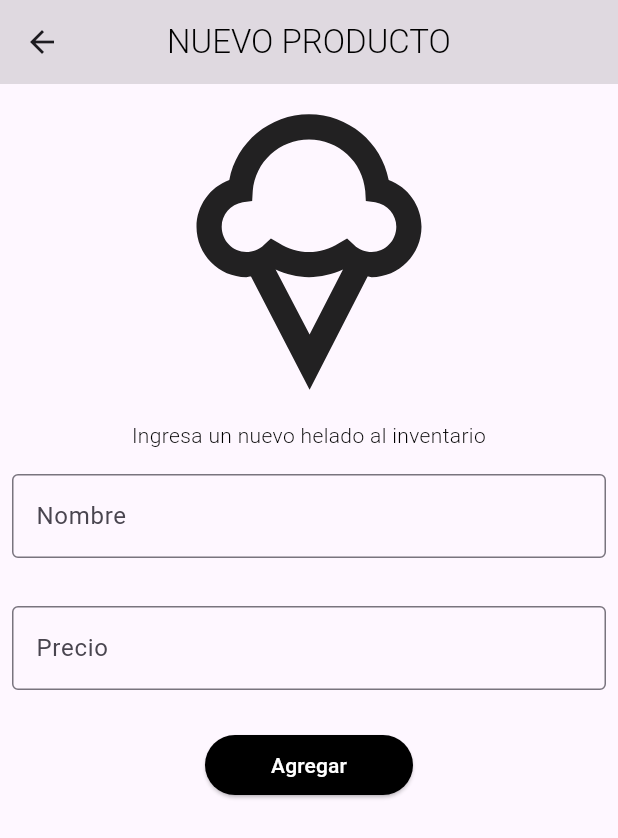
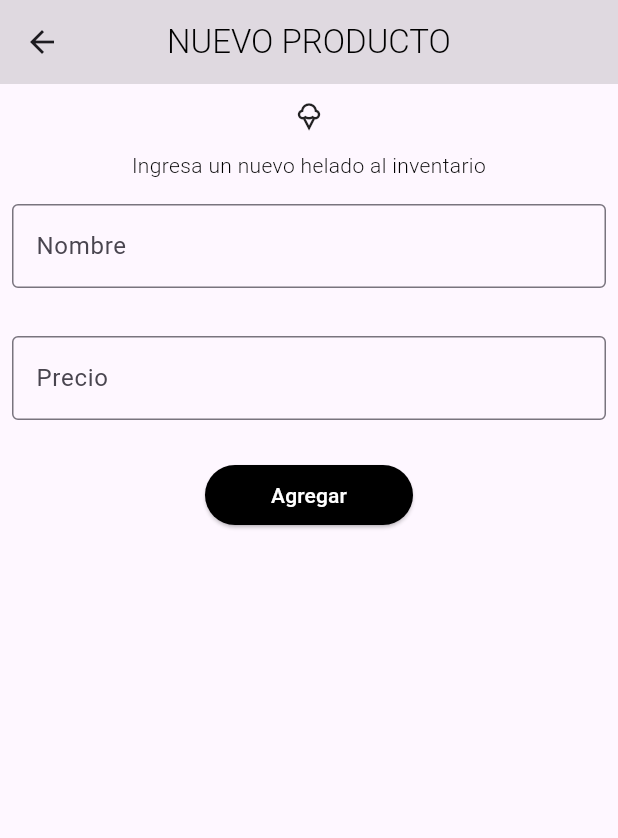
Before and after one commit to Juangranda3424/DesarrolloMovil, a Flutter app: the ProductDetailPage screen opened by its route, on a phone screen of 412 x 824 dp. Shown: the top 838 px of the screen. Run offline on Flutter 3.47's test engine with Material 3 defaults, Android fonts, the phone set to English and light mode, and no system bars.

Commit message:
add style on aplication

```diff
--- a/lab/lib/presentation/layouts/product_datail.dart
+++ b/lab/lib/presentation/layouts/product_datail.dart
@@ -55,7 +55,7 @@ class _ProductDetailPageState extends State<ProductDetailPage> {
       body: Column(
         children: [
           SizedBox(height: 12,),
-          Icon(Icons.icecream_outlined, size: 200,),
+          Icon(Icons.icecream_outlined, size: 20,),
           SizedBox(height: 12,),
           Text(productId == null ? 'Ingresa un nuevo helado al inventario' : 'Actualiza los valores del helado seleccionado',
             textAlign: TextAlign.center,
```
